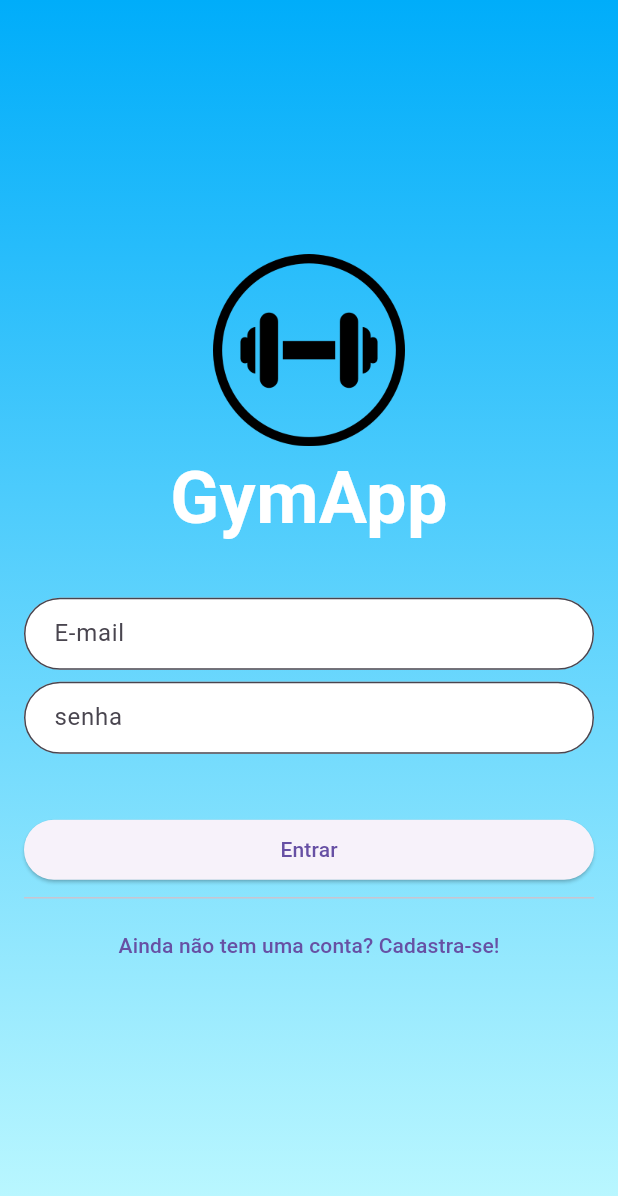
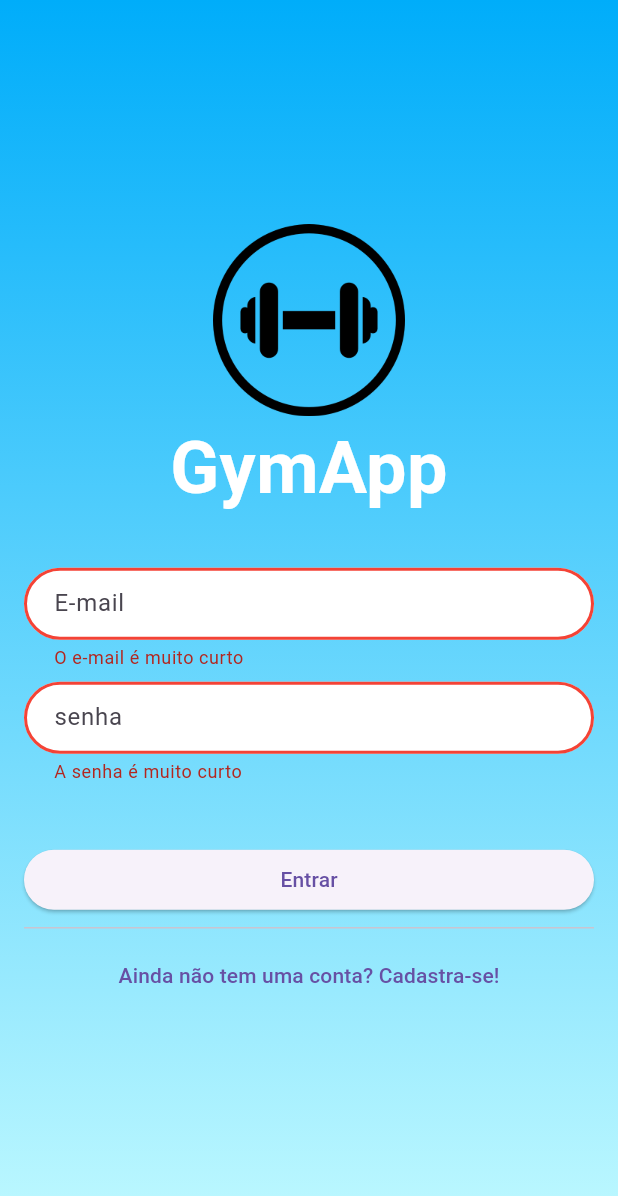
Before and after one commit to linusmanuel/gymap_v1, a Flutter app: the screen it shows after launch, after a tap on "Entrar", on a phone screen of 412 x 824 dp. Shown: the top 1196 px of the screen. Run offline on Flutter 3.47's test engine with Material 3 defaults, Android fonts, the light colour scheme and no system bars.

Commit message:
como validar campos de formulario no flutter

```diff
--- a/lib/componentes/decoracao_campo_autenticacao.dart
+++ b/lib/componentes/decoracao_campo_autenticacao.dart
@@ -14,6 +14,14 @@ InputDecoration getAuthenticationInputDecoration(String label) {
     focusedBorder: OutlineInputBorder(
       borderRadius: BorderRadius.circular(64),
       borderSide: const BorderSide(color: MinhasCores.azulEscuro, width: 4),
-    )
+    ),
+    errorBorder: OutlineInputBorder(
+      borderRadius: BorderRadius.circular(64),
+      borderSide: const BorderSide(color: Colors.red, width: 2),
+    ),
+    focusedErrorBorder: OutlineInputBorder(
+        borderRadius: BorderRadius.circular(64),
+        borderSide: const BorderSide(color: Colors.red, width: 4),
+      )
   );
 }
--- a/lib/telas/autenticacao_tela.dart
+++ b/lib/telas/autenticacao_tela.dart
@@ -12,6 +12,8 @@ class AutenticacaoTela extends StatefulWidget {
 
 class _AutenticacaoTelaState extends State<AutenticacaoTela> {
   bool queroEntrar = true;
+  final _formKey = GlobalKey<FormState>();
+
   @override
   Widget build(BuildContext context) {
     return Scaffold(
@@ -32,6 +34,7 @@ class _AutenticacaoTelaState extends State<AutenticacaoTela> {
           Padding(
             padding: const EdgeInsets.all(16.0),
             child: Form(
+              key: _formKey,
               child: Center(
                 child: SingleChildScrollView(
                   child: Column(
@@ -51,10 +54,31 @@ class _AutenticacaoTelaState extends State<AutenticacaoTela> {
                       const SizedBox(height: 32.0,),
                       TextFormField(
                         decoration: getAuthenticationInputDecoration("E-mail"),
+                        validator: (String? value) {
+                          if (value == null) {
+                            return "O e-mail não pode ser vazio";
+                          }
+                          if (value.length < 5) {
+                            return "O e-mail é muito curto";
+                          }
+                          if(!value.contains("@")) {
+                            return "O e-mail não é válido";
+                          }
+                          return null;
+                        },
                       ),
                       const SizedBox(height: 8.0,),
                       TextFormField(
                         decoration: getAuthenticationInputDecoration("senha"),
+                        validator: (String? value) {
+                          if (value == null) {
+                            return "A senha não pode ser vazio";
+                          }
+                          if (value.length < 5) {
+                            return "A senha é muito curto";
+                          }
+                          return null;
+                        },
                         obscureText: true,
                       ),
                       const SizedBox(height: 8.0,),
@@ -64,19 +88,41 @@ class _AutenticacaoTelaState extends State<AutenticacaoTela> {
                           children: [
                             TextFormField(
                               decoration: getAuthenticationInputDecoration("Confirme senha"),
+                              validator: (String? value) {
+                                if (value == null) {
+                                  return "A confirmação de senha não pode ser vazio";
+                                }
+                                if (value.length < 5) {
+                                  return "A confirmação de senha é muito curto";
+                                }
+                                return null;
+                              },
                               obscureText: true,
                             ),
                             const SizedBox(height: 8.0,),
                             TextFormField(
                               decoration: getAuthenticationInputDecoration("nome"),
+                              validator: (String? value) {
+                                if (value == null) {
+                                  return "O nome não pode ser vazio";
+                                }
+                                if (value.length < 5) {
+                                  return "O nome é muito curto";
+                                }
+                                return null;
+                              },
                             ),
+
                           ],
                         ),
                       ),
                       const SizedBox(height: 32.0,),
-                      ElevatedButton(onPressed: (){}, child: Text((queroEntrar)? "Entrar" : "Cadastrar")),
+                      ElevatedButton(onPressed: () {
+                        botaoPrincipalClicado();
+                      },
+                      child: Text((queroEntrar)? "Entrar" : "Cadastrar")),
                       const Divider(),
-                      TextButton(onPressed: (){
+                      TextButton(onPressed: () {
                         setState(() {
                           queroEntrar = !queroEntrar;
                         });
@@ -92,4 +138,12 @@ class _AutenticacaoTelaState extends State<AutenticacaoTela> {
       ),
     );
   }
+
+  botaoPrincipalClicado() {
+    if(_formKey.currentState!.validate()) {
+      print("Form válido");
+    } else {
+      print("Form inválido");
+    }
+  }
 }
```
